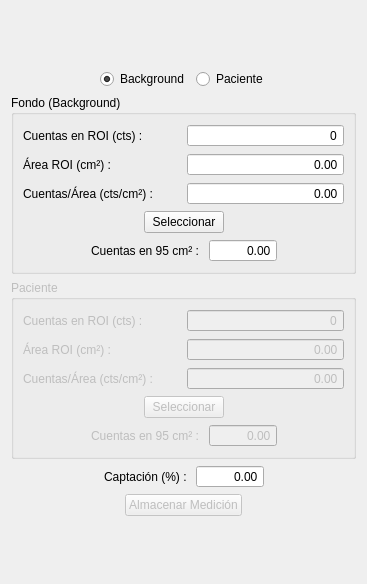
Old version of the form pacWid.ui in the repository Squawk322/IodoCuantif.
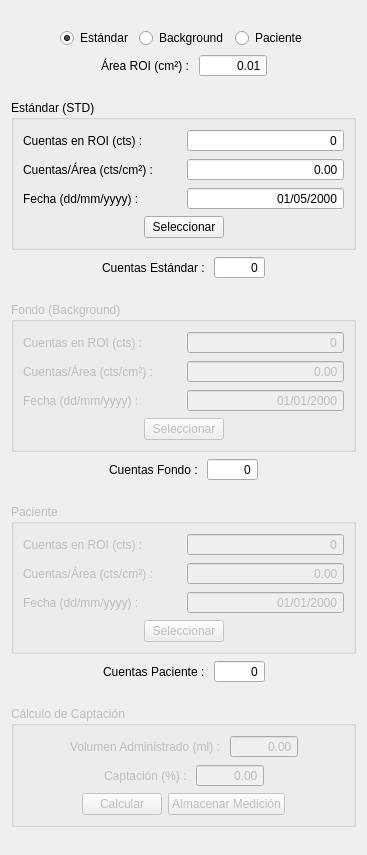
New version of the form.

```diff
--- a/pacWid.ui
+++ b/pacWid.ui
@@ -7,7 +7,7 @@
     <x>0</x>
     <y>0</y>
     <width>367</width>
-    <height>584</height>
+    <height>855</height>
    </rect>
   </property>
   <property name="windowTitle">
@@ -42,13 +42,23 @@
        </property>
       </spacer>
      </item>
+     <item>
+      <widget class="QRadioButton" name="radStd">
+       <property name="text">
+        <string>Estándar</string>
+       </property>
+       <property name="checked">
+        <bool>true</bool>
+       </property>
+      </widget>
+     </item>
      <item>
       <widget class="QRadioButton" name="radBkg">
        <property name="text">
         <string>Background</string>
        </property>
        <property name="checked">
-        <bool>true</bool>
+        <bool>false</bool>
        </property>
       </widget>
      </item>
@@ -74,8 +84,295 @@
      </item>
     </layout>
    </item>
+   <item>
+    <layout class="QHBoxLayout" name="roiLay">
+     <item>
+      <spacer name="horizontalSpacer_15">
+       <property name="orientation">
+        <enum>Qt::Horizontal</enum>
+       </property>
+       <property name="sizeHint" stdset="0">
+        <size>
+         <width>40</width>
+         <height>20</height>
+        </size>
+       </property>
+      </spacer>
+     </item>
+     <item>
+      <widget class="QLabel" name="label_19">
+       <property name="text">
+        <string>Área ROI (cm²) : </string>
+       </property>
+      </widget>
+     </item>
+     <item>
+      <widget class="QDoubleSpinBox" name="roiArea">
+       <property name="alignment">
+        <set>Qt::AlignRight|Qt::AlignTrailing|Qt::AlignVCenter</set>
+       </property>
+       <property name="readOnly">
+        <bool>true</bool>
+       </property>
+       <property name="buttonSymbols">
+        <enum>QAbstractSpinBox::NoButtons</enum>
+       </property>
+       <property name="minimum">
+        <double>0.010000000000000</double>
+       </property>
+       <property name="maximum">
+        <double>9999999.000000000000000</double>
+       </property>
+       <property name="value">
+        <double>0.010000000000000</double>
+       </property>
+      </widget>
+     </item>
+     <item>
+      <layout class="QHBoxLayout" name="roiLay2"/>
+     </item>
+     <item>
+      <spacer name="horizontalSpacer_16">
+       <property name="orientation">
+        <enum>Qt::Horizontal</enum>
+       </property>
+       <property name="sizeHint" stdset="0">
+        <size>
+         <width>40</width>
+         <height>20</height>
+        </size>
+       </property>
+      </spacer>
+     </item>
+    </layout>
+   </item>
+   <item>
+    <spacer name="verticalSpacer_6">
+     <property name="orientation">
+      <enum>Qt::Vertical</enum>
+     </property>
+     <property name="sizeHint" stdset="0">
+      <size>
+       <width>20</width>
+       <height>40</height>
+      </size>
+     </property>
+    </spacer>
+   </item>
+   <item>
+    <widget class="QGroupBox" name="stdGroup">
+     <property name="enabled">
+      <bool>true</bool>
+     </property>
+     <property name="title">
+      <string>Estándar (STD)</string>
+     </property>
+     <layout class="QVBoxLayout" name="verticalLayout_11">
+      <item>
+       <layout class="QHBoxLayout" name="horizontalLayout_15">
+        <item>
+         <layout class="QVBoxLayout" name="verticalLayout_12">
+          <item>
+           <widget class="QLabel" name="label_14">
+            <property name="text">
+             <string>Cuentas en ROI (cts) : </string>
+            </property>
+           </widget>
+          </item>
+          <item>
+           <widget class="QLabel" name="label_16">
+            <property name="text">
+             <string>Cuentas/Área (cts/cm²) : </string>
+            </property>
+           </widget>
+          </item>
+          <item>
+           <widget class="QLabel" name="label_20">
+            <property name="text">
+             <string>Fecha (dd/mm/yyyy) :</string>
+            </property>
+           </widget>
+          </item>
+         </layout>
+        </item>
+        <item>
+         <layout class="QVBoxLayout" name="verticalLayout_13">
+          <item>
+           <widget class="QSpinBox" name="stdCounts">
+            <property name="frame">
+             <bool>true</bool>
+            </property>
+            <property name="alignment">
+             <set>Qt::AlignRight|Qt::AlignTrailing|Qt::AlignVCenter</set>
+            </property>
+            <property name="readOnly">
+             <bool>true</bool>
+            </property>
+            <property name="buttonSymbols">
+             <enum>QAbstractSpinBox::NoButtons</enum>
+            </property>
+            <property name="maximum">
+             <number>999999999</number>
+            </property>
+           </widget>
+          </item>
+          <item>
+           <widget class="QDoubleSpinBox" name="stdRate">
+            <property name="alignment">
+             <set>Qt::AlignRight|Qt::AlignTrailing|Qt::AlignVCenter</set>
+            </property>
+            <property name="readOnly">
+             <bool>true</bool>
+            </property>
+            <property name="buttonSymbols">
+             <enum>QAbstractSpinBox::NoButtons</enum>
+            </property>
+            <property name="maximum">
+             <double>9999999.000000000000000</double>
+            </property>
+           </widget>
+          </item>
+          <item>
+           <widget class="QDateTimeEdit" name="stdDate">
+            <property name="alignment">
+             <set>Qt::AlignRight|Qt::AlignTrailing|Qt::AlignVCenter</set>
+            </property>
+            <property name="readOnly">
+             <bool>true</bool>
+            </property>
+            <property name="buttonSymbols">
+             <enum>QAbstractSpinBox::NoButtons</enum>
+            </property>
+            <property name="date">
+             <date>
+              <year>2000</year>
+              <month>5</month>
+              <day>1</day>
+             </date>
+            </property>
+            <property name="displayFormat">
+             <string>dd/MM/yyyy</string>
+            </property>
+           </widget>
+          </item>
+         </layout>
+        </item>
+       </layout>
+      </item>
+      <item>
+       <layout class="QHBoxLayout" name="horizontalLayout_16">
+        <item>
+         <spacer name="horizontalSpacer_21">
+          <property name="orientation">
+           <enum>Qt::Horizontal</enum>
+          </property>
+          <property name="sizeHint" stdset="0">
+           <size>
+            <width>40</width>
+            <height>20</height>
+           </size>
+          </property>
+         </spacer>
+        </item>
+        <item>
+         <widget class="QPushButton" name="setStd">
+          <property name="text">
+           <string>Seleccionar</string>
+          </property>
+         </widget>
+        </item>
+        <item>
+         <spacer name="horizontalSpacer_22">
+          <property name="orientation">
+           <enum>Qt::Horizontal</enum>
+          </property>
+          <property name="sizeHint" stdset="0">
+           <size>
+            <width>40</width>
+            <height>20</height>
+           </size>
+          </property>
+         </spacer>
+        </item>
+       </layout>
+      </item>
+     </layout>
+    </widget>
+   </item>
+   <item>
+    <layout class="QHBoxLayout" name="horizontalLayout_17">
+     <item>
+      <spacer name="horizontalSpacer_23">
+       <property name="orientation">
+        <enum>Qt::Horizontal</enum>
+       </property>
+       <property name="sizeHint" stdset="0">
+        <size>
+         <width>40</width>
+         <height>20</height>
+        </size>
+       </property>
+      </spacer>
+     </item>
+     <item>
+      <widget class="QLabel" name="label_17">
+       <property name="text">
+        <string>Cuentas Estándar : </string>
+       </property>
+      </widget>
+     </item>
+     <item>
+      <widget class="QDoubleSpinBox" name="stdTotal">
+       <property name="alignment">
+        <set>Qt::AlignRight|Qt::AlignTrailing|Qt::AlignVCenter</set>
+       </property>
+       <property name="readOnly">
+        <bool>true</bool>
+       </property>
+       <property name="buttonSymbols">
+        <enum>QAbstractSpinBox::NoButtons</enum>
+       </property>
+       <property name="decimals">
+        <number>0</number>
+       </property>
+       <property name="maximum">
+        <double>999999999999.000000000000000</double>
+       </property>
+      </widget>
+     </item>
+     <item>
+      <spacer name="horizontalSpacer_24">
+       <property name="orientation">
+        <enum>Qt::Horizontal</enum>
+       </property>
+       <property name="sizeHint" stdset="0">
+        <size>
+         <width>40</width>
+         <height>20</height>
+        </size>
+       </property>
+      </spacer>
+     </item>
+    </layout>
+   </item>
+   <item>
+    <spacer name="verticalSpacer_5">
+     <property name="orientation">
+      <enum>Qt::Vertical</enum>
+     </property>
+     <property name="sizeHint" stdset="0">
+      <size>
+       <width>20</width>
+       <height>40</height>
+      </size>
+     </property>
+    </spacer>
+   </item>
    <item>
     <widget class="QGroupBox" name="bkgGroup">
+     <property name="enabled">
+      <bool>false</bool>
+     </property>
      <property name="title">
       <string>Fondo (Background)</string>
      </property>
@@ -91,13 +388,6 @@
             </property>
            </widget>
           </item>
-          <item>
-           <widget class="QLabel" name="label_2">
-            <property name="text">
-             <string>Área ROI (cm²) : </string>
-            </property>
-           </widget>
-          </item>
           <item>
            <widget class="QLabel" name="label_3">
             <property name="text">
@@ -105,6 +395,13 @@
             </property>
            </widget>
           </item>
+          <item>
+           <widget class="QLabel" name="label_18">
+            <property name="text">
+             <string>Fecha (dd/mm/yyyy) :</string>
+            </property>
+           </widget>
+          </item>
          </layout>
         </item>
         <item>
@@ -124,23 +421,7 @@
              <enum>QAbstractSpinBox::NoButtons</enum>
             </property>
             <property name="maximum">
-             <number>99999</number>
-            </property>
-           </widget>
-          </item>
-          <item>
-           <widget class="QDoubleSpinBox" name="bkgArea">
-            <property name="alignment">
-             <set>Qt::AlignRight|Qt::AlignTrailing|Qt::AlignVCenter</set>
-            </property>
-            <property name="readOnly">
-             <bool>true</bool>
-            </property>
-            <property name="buttonSymbols">
-             <enum>QAbstractSpinBox::NoButtons</enum>
-            </property>
-            <property name="maximum">
-             <double>999999.000000000000000</double>
+             <number>99999999</number>
             </property>
            </widget>
           </item>
@@ -156,7 +437,23 @@
              <enum>QAbstractSpinBox::NoButtons</enum>
             </property>
             <property name="maximum">
-             <double>999999.000000000000000</double>
+             <double>999999999.000000000000000</double>
+            </property>
+           </widget>
+          </item>
+          <item>
+           <widget class="QDateTimeEdit" name="bkgDate">
+            <property name="alignment">
+             <set>Qt::AlignRight|Qt::AlignTrailing|Qt::AlignVCenter</set>
+            </property>
+            <property name="readOnly">
+             <bool>true</bool>
+            </property>
+            <property name="buttonSymbols">
+             <enum>QAbstractSpinBox::NoButtons</enum>
+            </property>
+            <property name="displayFormat">
+             <string>dd/MM/yyyy</string>
             </property>
            </widget>
           </item>
@@ -201,6 +498,9 @@
         </item>
        </layout>
       </item>
+     </layout>
+    </widget>
+   </item>
       <item>
        <layout class="QHBoxLayout" name="horizontalLayout_4">
         <item>
@@ -219,7 +519,7 @@
         <item>
          <widget class="QLabel" name="label_4">
           <property name="text">
-           <string>Cuentas en 95 cm² : </string>
+        <string>Cuentas Fondo : </string>
           </property>
          </widget>
         </item>
@@ -234,8 +534,11 @@
           <property name="buttonSymbols">
            <enum>QAbstractSpinBox::NoButtons</enum>
           </property>
+       <property name="decimals">
+        <number>0</number>
+       </property>
           <property name="maximum">
-           <double>999999.000000000000000</double>
+        <double>999999999999.000000000000000</double>
           </property>
          </widget>
         </item>
@@ -254,8 +557,18 @@
         </item>
        </layout>
       </item>
-     </layout>
-    </widget>
+   <item>
+    <spacer name="verticalSpacer_4">
+     <property name="orientation">
+      <enum>Qt::Vertical</enum>
+     </property>
+     <property name="sizeHint" stdset="0">
+      <size>
+       <width>20</width>
+       <height>40</height>
+      </size>
+     </property>
+    </spacer>
    </item>
    <item>
     <widget class="QGroupBox" name="pacGroup">
@@ -277,13 +590,6 @@
             </property>
            </widget>
           </item>
-          <item>
-           <widget class="QLabel" name="label_6">
-            <property name="text">
-             <string>Área ROI (cm²) : </string>
-            </property>
-           </widget>
-          </item>
           <item>
            <widget class="QLabel" name="label_7">
             <property name="text">
@@ -291,6 +597,13 @@
             </property>
            </widget>
           </item>
+          <item>
+           <widget class="QLabel" name="label_21">
+            <property name="text">
+             <string>Fecha (dd/mm/yyyy) :</string>
+            </property>
+           </widget>
+          </item>
          </layout>
         </item>
         <item>
@@ -314,22 +627,6 @@
             </property>
            </widget>
           </item>
-          <item>
-           <widget class="QDoubleSpinBox" name="pacArea">
-            <property name="alignment">
-             <set>Qt::AlignRight|Qt::AlignTrailing|Qt::AlignVCenter</set>
-            </property>
-            <property name="readOnly">
-             <bool>true</bool>
-            </property>
-            <property name="buttonSymbols">
-             <enum>QAbstractSpinBox::NoButtons</enum>
-            </property>
-            <property name="maximum">
-             <double>999999999.000000000000000</double>
-            </property>
-           </widget>
-          </item>
           <item>
            <widget class="QDoubleSpinBox" name="pacRate">
             <property name="alignment">
@@ -346,6 +643,22 @@
             </property>
            </widget>
           </item>
+          <item>
+           <widget class="QDateTimeEdit" name="pacDate">
+            <property name="alignment">
+             <set>Qt::AlignRight|Qt::AlignTrailing|Qt::AlignVCenter</set>
+            </property>
+            <property name="readOnly">
+             <bool>true</bool>
+            </property>
+            <property name="buttonSymbols">
+             <enum>QAbstractSpinBox::NoButtons</enum>
+            </property>
+            <property name="displayFormat">
+             <string>dd/MM/yyyy</string>
+            </property>
+           </widget>
+          </item>
          </layout>
         </item>
        </layout>
@@ -387,6 +700,9 @@
         </item>
        </layout>
       </item>
+     </layout>
+    </widget>
+   </item>
       <item>
        <layout class="QHBoxLayout" name="horizontalLayout_9">
         <item>
@@ -405,7 +721,7 @@
         <item>
          <widget class="QLabel" name="label_8">
           <property name="text">
-           <string>Cuentas en 95 cm² : </string>
+        <string>Cuentas Paciente : </string>
           </property>
          </widget>
         </item>
@@ -420,8 +736,11 @@
           <property name="buttonSymbols">
            <enum>QAbstractSpinBox::NoButtons</enum>
           </property>
+       <property name="decimals">
+        <number>0</number>
+       </property>
           <property name="maximum">
-           <double>999999.000000000000000</double>
+        <double>999999999999.000000000000000</double>
           </property>
          </widget>
         </item>
@@ -440,8 +759,83 @@
         </item>
        </layout>
       </item>
-     </layout>
-    </widget>
+   <item>
+    <spacer name="verticalSpacer_3">
+     <property name="orientation">
+      <enum>Qt::Vertical</enum>
+     </property>
+     <property name="sizeHint" stdset="0">
+      <size>
+       <width>20</width>
+       <height>40</height>
+      </size>
+     </property>
+    </spacer>
+   </item>
+   <item>
+    <widget class="QGroupBox" name="calcGroup">
+     <property name="enabled">
+      <bool>false</bool>
+     </property>
+     <property name="title">
+      <string>Cálculo de Captación</string>
+     </property>
+     <layout class="QVBoxLayout" name="verticalLayout_8">
+      <item>
+       <layout class="QHBoxLayout" name="horizontalLayout_18">
+        <item>
+         <spacer name="horizontalSpacer_25">
+          <property name="orientation">
+           <enum>Qt::Horizontal</enum>
+          </property>
+          <property name="sizeHint" stdset="0">
+           <size>
+            <width>40</width>
+            <height>20</height>
+           </size>
+          </property>
+         </spacer>
+        </item>
+        <item>
+         <widget class="QLabel" name="label_6">
+          <property name="enabled">
+           <bool>false</bool>
+          </property>
+          <property name="text">
+           <string>Volumen Administrado (ml) : </string>
+          </property>
+         </widget>
+        </item>
+        <item>
+         <widget class="QDoubleSpinBox" name="vol">
+          <property name="alignment">
+           <set>Qt::AlignRight|Qt::AlignTrailing|Qt::AlignVCenter</set>
+          </property>
+          <property name="readOnly">
+           <bool>false</bool>
+          </property>
+          <property name="buttonSymbols">
+           <enum>QAbstractSpinBox::NoButtons</enum>
+          </property>
+          <property name="maximum">
+           <double>999999.000000000000000</double>
+          </property>
+         </widget>
+        </item>
+        <item>
+         <spacer name="horizontalSpacer_26">
+          <property name="orientation">
+           <enum>Qt::Horizontal</enum>
+          </property>
+          <property name="sizeHint" stdset="0">
+           <size>
+            <width>40</width>
+            <height>20</height>
+           </size>
+          </property>
+         </spacer>
+        </item>
+       </layout>
    </item>
    <item>
     <layout class="QHBoxLayout" name="horizontalLayout_12">
@@ -460,6 +854,9 @@
      </item>
      <item>
       <widget class="QLabel" name="label_9">
+          <property name="enabled">
+           <bool>false</bool>
+          </property>
        <property name="text">
         <string>Captación (%) : </string>
        </property>
@@ -512,7 +909,17 @@
       </spacer>
      </item>
      <item>
-      <widget class="QPushButton" name="sirve_question">
+         <widget class="QPushButton" name="calculate">
+          <property name="enabled">
+           <bool>false</bool>
+          </property>
+          <property name="text">
+           <string>Calcular</string>
+          </property>
+         </widget>
+        </item>
+        <item>
+         <widget class="QPushButton" name="sirve">
        <property name="enabled">
         <bool>false</bool>
        </property>
@@ -535,6 +942,9 @@
       </spacer>
      </item>
     </layout>
+      </item>
+     </layout>
+    </widget>
    </item>
    <item>
     <spacer name="verticalSpacer_2">
```
Lines whose indentation alone changed are shown as unchanged.
